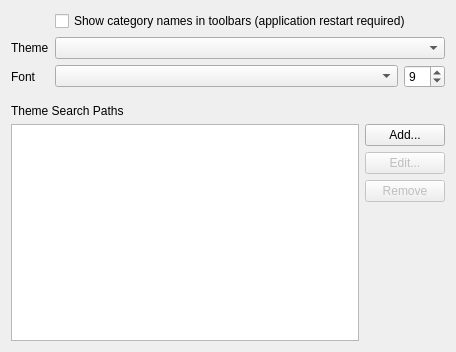
Above: Plugins/org.blueberry.ui.qt/src/internal/berryQtStylePreferencePage.ui from MITK/MITK before the change. Below: the same form after it.
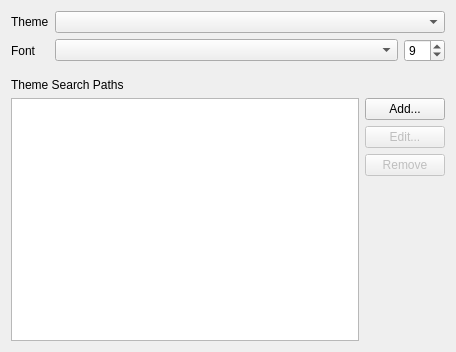
That is the form after the change.

Commit message:
Move tool bar category pref to tool bar pref page
Also, do not require an application restart to apply tool bar category visibility anymore.

```diff
--- a/Plugins/org.blueberry.ui.qt/src/internal/berryQtStylePreferencePage.ui
+++ b/Plugins/org.blueberry.ui.qt/src/internal/berryQtStylePreferencePage.ui
@@ -16,39 +16,15 @@
   <layout class="QVBoxLayout" name="verticalLayout_2">
    <item>
     <layout class="QGridLayout" name="gridLayout">
-     <item row="0" column="1" colspan="2">
-      <widget class="QCheckBox" name="m_ToolbarCategoryCheckBox">
-       <property name="text">
-        <string>Show category names in toolbars (application restart required)</string>
-       </property>
-      </widget>
-     </item>
      <item row="1" column="0">
-      <widget class="QLabel" name="label">
-       <property name="text">
-        <string>Theme</string>
-       </property>
-      </widget>
-     </item>
-     <item row="1" column="1" colspan="2">
-      <widget class="QComboBox" name="m_StylesCombo">
-       <property name="sizePolicy">
-        <sizepolicy hsizetype="Preferred" vsizetype="Fixed">
-         <horstretch>1</horstretch>
-         <verstretch>0</verstretch>
-        </sizepolicy>
-       </property>
-      </widget>
-     </item>
-     <item row="2" column="0">
       <widget class="QLabel" name="m_FontLabel">
        <property name="text">
         <string>Font</string>
        </property>
       </widget>
      </item>
-     <item row="2" column="1">
-      <widget class="QComboBox" name="m_FontComboBox">
+     <item row="0" column="1" colspan="2">
+      <widget class="QComboBox" name="m_StylesCombo">
        <property name="sizePolicy">
         <sizepolicy hsizetype="Preferred" vsizetype="Fixed">
          <horstretch>1</horstretch>
@@ -57,7 +33,7 @@
        </property>
       </widget>
      </item>
-     <item row="2" column="2">
+     <item row="1" column="2">
       <widget class="QSpinBox" name="m_FontSizeSpinBox">
        <property name="sizePolicy">
         <sizepolicy hsizetype="Maximum" vsizetype="Fixed">
@@ -76,6 +52,23 @@
        </property>
       </widget>
      </item>
+     <item row="0" column="0">
+      <widget class="QLabel" name="label">
+       <property name="text">
+        <string>Theme</string>
+       </property>
+      </widget>
+     </item>
+     <item row="1" column="1">
+      <widget class="QComboBox" name="m_FontComboBox">
+       <property name="sizePolicy">
+        <sizepolicy hsizetype="Preferred" vsizetype="Fixed">
+         <horstretch>1</horstretch>
+         <verstretch>0</verstretch>
+        </sizepolicy>
+       </property>
+      </widget>
+     </item>
     </layout>
    </item>
    <item>
```
The commit also changes 9 other files.
